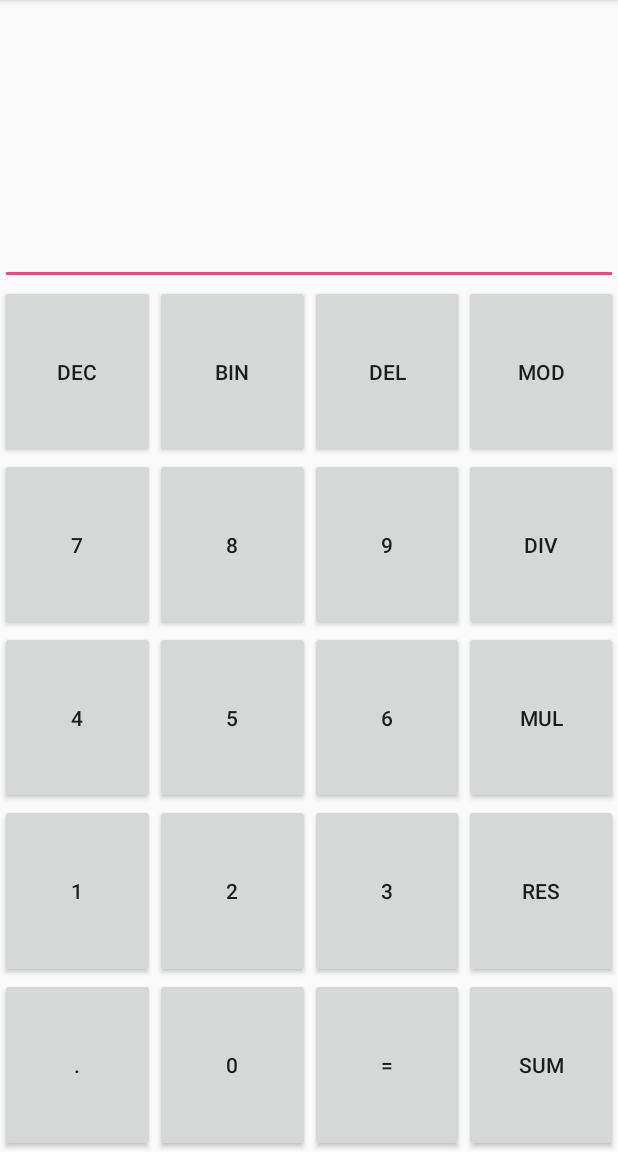
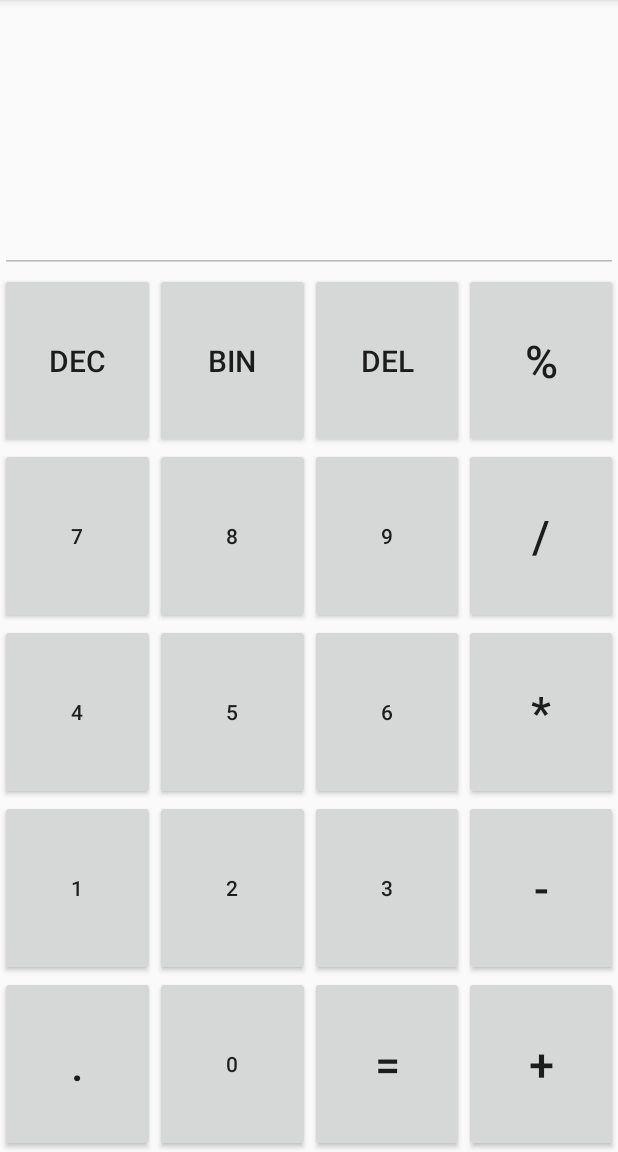
Before and after one commit to damiantapianava/unam, an Android app: the CalculatorActivity screen opened directly, with no data from a screen before it, after a tap on "DEC", on a phone screen of 412 x 824 dp, the part 84-1236 px from its top. Run offline under Robolectric (Android 15) with nearby library versions, the phone set to English and light mode, and no system bars.

```diff
--- a/app/src/main/java/mx/unam/login/CalculatorActivityDMO.java
+++ b/app/src/main/java/mx/unam/login/CalculatorActivityDMO.java
@@ -4,16 +4,15 @@ import android.support.v7.app.AppCompatActivity;
 import android.view.View;
 import android.widget.TextView;
 
-import java.util.ArrayList;
-import java.util.List;
-
 public abstract class CalculatorActivityDMO extends AppCompatActivity implements View.OnClickListener
 {
     protected TextView txt_display_CALC;
 
+    protected RecursiveParserIMP parser;
+
+    protected Double result = 0D;
+
     protected String number_TOKEN;
-
-    protected List<String> calculator_TOKEN;
 
     protected boolean operator_ENABLED;
 
@@ -23,146 +22,34 @@ public abstract class CalculatorActivityDMO extends AppCompatActivity implements
         findViewById(R.id.btn_bin_CALC).setOnClickListener(this);
         findViewById(R.id.btn_delete_CALC).setOnClickListener(this);
         findViewById(R.id.btn_modulo_CALC).setOnClickListener(this);
-        findViewById(R.id.btn_siete_CALC).setOnClickListener(this);
-        findViewById(R.id.btn_ocho_CALC).setOnClickListener(this);
-        findViewById(R.id.btn_nueve_CALC).setOnClickListener(this);
         findViewById(R.id.btn_div_CALC).setOnClickListener(this);
-        findViewById(R.id.btn_cuatro_CALC).setOnClickListener(this);
-        findViewById(R.id.btn_cinco_CALC).setOnClickListener(this);
-        findViewById(R.id.btn_seis_CALC).setOnClickListener(this);
         findViewById(R.id.btn_mul_CALC).setOnClickListener(this);
-        findViewById(R.id.btn_uno_CALC).setOnClickListener(this);
-        findViewById(R.id.btn_dos_CALC).setOnClickListener(this);
-        findViewById(R.id.btn_tres_CALC).setOnClickListener(this);
         findViewById(R.id.btn_resta_CALC).setOnClickListener(this);
         findViewById(R.id.btn_punto_CALC).setOnClickListener(this);
         findViewById(R.id.btn_cero_CALC).setOnClickListener(this);
         findViewById(R.id.btn_igual_CALC).setOnClickListener(this);
         findViewById(R.id.btn_suma_CALC).setOnClickListener(this);
+        findViewById(R.id.btn_uno_CALC).setOnClickListener(this);
+        findViewById(R.id.btn_dos_CALC).setOnClickListener(this);
+        findViewById(R.id.btn_tres_CALC).setOnClickListener(this);
+        findViewById(R.id.btn_cuatro_CALC).setOnClickListener(this);
+        findViewById(R.id.btn_cinco_CALC).setOnClickListener(this);
+        findViewById(R.id.btn_seis_CALC).setOnClickListener(this);
+        findViewById(R.id.btn_siete_CALC).setOnClickListener(this);
+        findViewById(R.id.btn_ocho_CALC).setOnClickListener(this);
+        findViewById(R.id.btn_nueve_CALC).setOnClickListener(this);
     }
 
-    protected void delete()
+    protected void init_calculator_mode(boolean btn_ENBLED)
     {
-        int end = number_TOKEN.length();
-
-        if(end > 0)
-        {
-            number_TOKEN = number_TOKEN.substring(0, end-1);
-        }
-
-        txt_display_CALC.setText(number_TOKEN);
+        findViewById(R.id.btn_dos_CALC).setEnabled(btn_ENBLED);
+        findViewById(R.id.btn_tres_CALC).setEnabled(btn_ENBLED);
+        findViewById(R.id.btn_cuatro_CALC).setEnabled(btn_ENBLED);
+        findViewById(R.id.btn_cinco_CALC).setEnabled(btn_ENBLED);
+        findViewById(R.id.btn_seis_CALC).setEnabled(btn_ENBLED);
+        findViewById(R.id.btn_siete_CALC).setEnabled(btn_ENBLED);
+        findViewById(R.id.btn_ocho_CALC).setEnabled(btn_ENBLED);
+        findViewById(R.id.btn_nueve_CALC).setEnabled(btn_ENBLED);
     }
 
-    protected void init_display_TOKEN(int btn_value_CALC)
-    {
-        number_TOKEN +=  btn_value_CALC + "";
-
-        calculator_TOKEN.add(btn_value_CALC + "");
-
-        txt_display_CALC.setText(number_TOKEN);
-
-        operator_ENABLED = true;
-    }
-
-    protected void init_operator(String operator)
-    {
-        if(operator_ENABLED)
-        {
-            calculator_TOKEN.add(operator);
-
-            number_TOKEN += operator;
-
-            txt_display_CALC.setText(number_TOKEN);
-
-            operator_ENABLED = !operator_ENABLED;
-        }
-    }
-
-    protected void init_calculator_TOKEN()
-    {
-        Integer result = 0;
-
-        String left, operator, right;
-        Integer number_left, number_right;
-
-            left = calculator_TOKEN.get(0);
-        operator = calculator_TOKEN.get(1);
-           right = calculator_TOKEN.get(2);
-
-         number_left = Integer.parseInt(left);
-        number_right = Integer.parseInt(right);
-
-        if (operator.equals("SUM")) {
-
-            result = number_left + number_right;
-
-        } else if (operator.equals("RES")) {
-
-            result = number_left - number_right;
-
-        } else if (operator.equals("MUL")) {
-
-            result = number_left * number_right;
-
-        } else if (operator.equals("DIV")) {
-
-            result = number_left / number_right;
-
-        } else if (operator.equals("MOD")) {
-
-            result = number_left % number_right;
-
-        }
-
-        number_TOKEN = result + "";
-
-        txt_display_CALC.setText(number_TOKEN);
-
-        calculator_TOKEN = new ArrayList<>();
-        calculator_TOKEN.add(number_TOKEN);
-
-        operator_ENABLED = true;
-
-    }
-
-    private void procces_list()
-    {
-        /*
-        for(int index = 3; index < calculator_TOKEN.size(); index++)
-        {
-            token = calculator_TOKEN.get(index);
-
-            number = Integer.parseInt(token);
-
-            if(operator_ENABLED)
-            {
-                if (token.equals("SUM")) {
-
-                    result += number;
-
-                } else if (token.equals("RES")) {
-
-                    result -= number;
-
-                } else if (token.equals("MUL")) {
-
-                    result *= number;
-
-                } else if (token.equals("DIV")) {
-
-                    result += number;
-
-                } else if (token.equals("MOD")) {
-
-                    result %= number;
-
-                }
-
-                operator_ENABLED = !operator_ENABLED;
-            }
-
-            operator_ENABLED = !operator_ENABLED;
-        }
-*/
-    }
 }
--- a/app/src/main/res/layout/activity_calculator.xml
+++ b/app/src/main/res/layout/activity_calculator.xml
@@ -10,8 +10,12 @@
         android:orientation="horizontal"
         android:layout_width="match_parent"
         android:layout_height="wrap_content">
+
         <EditText
+            android:textSize="30dp"
             android:id="@+id/txt_display_CALC"
+            android:enabled="false"
+            android:textAlignment="textEnd"
             android:layout_width="match_parent"
             android:layout_height="match_parent" />
     </LinearLayout>
@@ -28,6 +32,7 @@
             android:layout_width="match_parent"
             android:layout_height="wrap_content">
             <Button
+                android:textSize="20dp"
                 android:id="@+id/btn_dec_CALC"
                 android:layout_weight="1"
                 android:layout_width="match_parent"
@@ -36,6 +41,7 @@
 
             <Button
                 android:id="@+id/btn_bin_CALC"
+                android:textSize="20dp"
                 android:layout_weight="1"
                 android:layout_width="match_parent"
                 android:layout_height="match_parent"
@@ -43,17 +49,19 @@
 
             <Button
                 android:id="@+id/btn_delete_CALC"
+                android:textSize="20dp"
                 android:layout_weight="1"
                 android:layout_width="match_parent"
                 android:layout_height="match_parent"
                 android:text="DEL"/>
 
             <Button
+                android:textSize="30dp"
                 android:id="@+id/btn_modulo_CALC"
                 android:layout_weight="1"
                 android:layout_width="match_parent"
                 android:layout_height="match_parent"
-                android:text="MOD"/>
+                android:text="%"/>
         </LinearLayout>
 
         <LinearLayout
@@ -75,18 +83,22 @@
                 android:layout_width="match_parent"
                 android:layout_height="match_parent"
                 android:text="8"/>
+
             <Button
                 android:id="@+id/btn_nueve_CALC"
                 android:layout_weight="1"
                 android:layout_width="match_parent"
                 android:layout_height="match_parent"
                 android:text="9"/>
+
             <Button
                 android:id="@+id/btn_div_CALC"
+                android:textSize="30dp"
                 android:layout_weight="1"
                 android:layout_width="match_parent"
                 android:layout_height="match_parent"
-                android:text="DIV"/>
+                android:text="/"/>
+
         </LinearLayout>
 
         <LinearLayout
@@ -116,10 +128,11 @@
                 android:text="6"/>
             <Button
                 android:layout_weight="1"
+                android:textSize="30dp"
                 android:id="@+id/btn_mul_CALC"
                 android:layout_width="match_parent"
                 android:layout_height="match_parent"
-                android:text="MUL"/>
+                android:text="*"/>
         </LinearLayout>
 
         <LinearLayout
@@ -148,11 +161,12 @@
                 android:layout_height="match_parent"
                 android:text="3"/>
             <Button
+                android:textSize="30dp"
                 android:layout_weight="1"
                 android:id="@+id/btn_resta_CALC"
                 android:layout_width="match_parent"
                 android:layout_height="match_parent"
-                android:text="RES"/>
+                android:text="-"/>
         </LinearLayout>
 
         <LinearLayout
@@ -163,6 +177,7 @@
 
             <Button
                 android:layout_weight="1"
+                android:textSize="30dp"
                 android:id="@+id/btn_punto_CALC"
                 android:layout_width="match_parent"
                 android:layout_height="match_parent"
@@ -176,16 +191,18 @@
                 android:text="0"/>
             <Button
                 android:layout_weight="1"
+                android:textSize="30dp"
                 android:id="@+id/btn_igual_CALC"
                 android:layout_width="match_parent"
                 android:layout_height="match_parent"
                 android:text="="/>
             <Button
+                android:textSize="30dp"
                 android:layout_weight="1"
                 android:id="@+id/btn_suma_CALC"
                 android:layout_width="match_parent"
                 android:layout_height="match_parent"
-                android:text="SUM"/>
+                android:text="+"/>
         </LinearLayout>
     </LinearLayout>
 </LinearLayout>
```
Also changed, not shown: app/src/main/java/mx/unam/login/CalculatorActivity.java (+24 -20 lines), app/src/main/java/mx/unam/login/CalculatorActivityAMO.java (added, +61 -0 lines), app/src/main/java/mx/unam/login/ParserException.java (added, +12 -0 lines), app/src/main/java/mx/unam/login/RecursiveParserDMO.java (added, +48 -0 lines), app/src/main/java/mx/unam/login/RecursiveParserIMP.java (added, +57 -0 lines).
